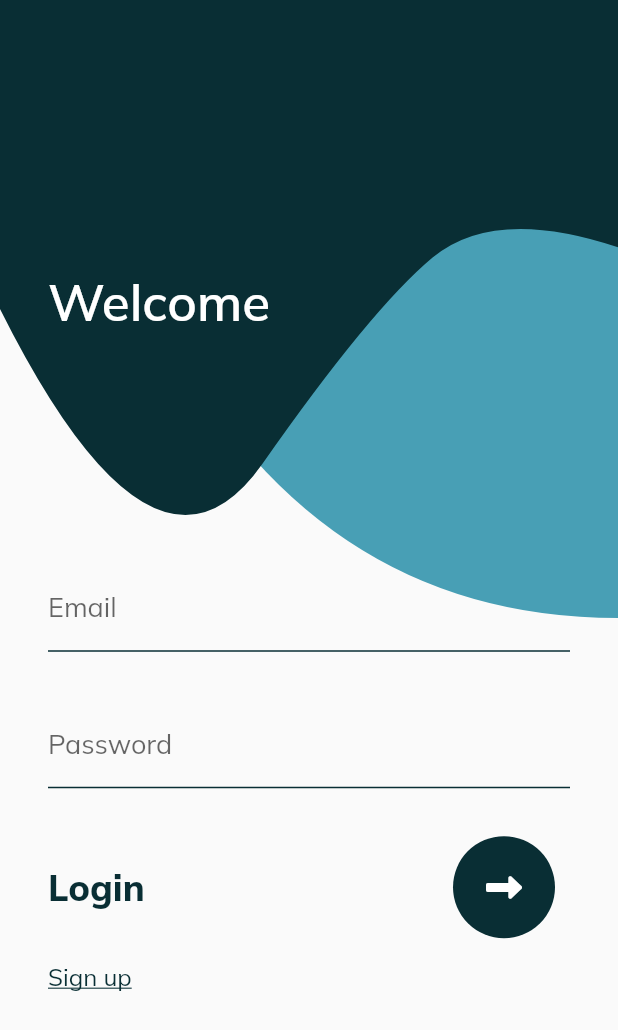
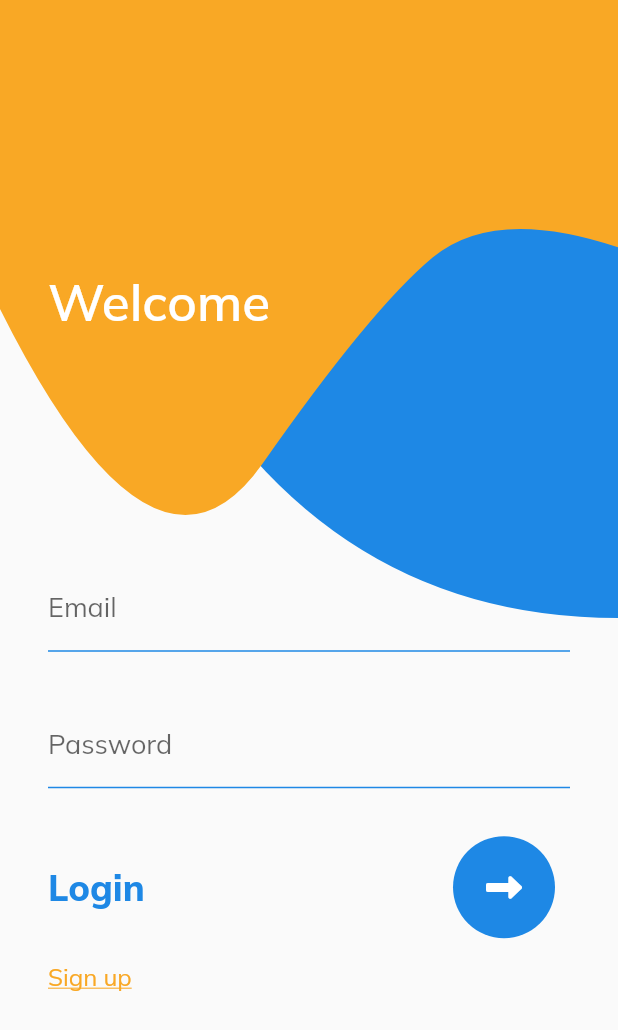
Before and after one commit to Chirag123-bit/HireHubApp, a Flutter app: the AuthScreen screen opened directly, on a phone screen of 412 x 824 dp. Shown: the top 1030 px of the screen. Run offline on Flutter 3.47's test engine with Material 2 defaults, Android fonts, the phone set to English and light mode, and no system bars; our stand-ins replace font_awesome_flutter, google_fonts.

Commit message:
Design Updates

```diff
--- a/lib/config/Palette.dart
+++ b/lib/config/Palette.dart
@@ -1,8 +1,8 @@
 import 'package:flutter/painting.dart';
 
 class Palette {
-  static const Color darkBlue = Color(0xff092E34);
-  static const Color lightBlue = Color(0xff489FB5);
-  static const Color orange = Color(0xffFFA628);
+  static const Color darkBlue = Color(0xfff9a825);
+  static const Color lightBlue = Color(0xff1e88e5);
+  static const Color orange = Color(0xff9e9d24);
   static const Color darkOrange = Color(0xffCC7700);
 }
--- a/lib/main.dart
+++ b/lib/main.dart
@@ -33,8 +33,8 @@
       debugShowCheckedModeBanner: false,
       initialRoute: "/",
       routes: {
-        "/": (context) => const HomePage(),
-        "/auth": (context) => const AuthScreen(),
+        "/": (context) => const AuthScreen(),
+        "/home": (context) => const HomePage(),
       },
     );
   }
--- a/lib/screens/auth/DecorationFunction.dart
+++ b/lib/screens/auth/DecorationFunction.dart
@@ -5,13 +5,13 @@ import '../../config/Palette.dart';
 InputDecoration registerInputDecoration({required String hintText}) {
   return InputDecoration(
     contentPadding: const EdgeInsets.symmetric(vertical: 18.0),
-    hintStyle: const TextStyle(color: Colors.white, fontSize: 18),
+    hintStyle: const TextStyle(color: Colors.black, fontSize: 18),
     hintText: hintText,
     focusedBorder: const UnderlineInputBorder(
-      borderSide: BorderSide(color: Colors.white, width: 2),
+      borderSide: BorderSide(color: Colors.black, width: 2),
     ),
     enabledBorder: const UnderlineInputBorder(
-      borderSide: BorderSide(color: Colors.white),
+      borderSide: BorderSide(color: Colors.black),
     ),
     errorBorder: const UnderlineInputBorder(
       borderSide: BorderSide(color: Palette.orange),
@@ -19,7 +19,7 @@ InputDecoration registerInputDecoration({required String hintText}) {
     focusedErrorBorder: const UnderlineInputBorder(
       borderSide: BorderSide(width: 2.0, color: Palette.orange),
     ),
-    errorStyle: const TextStyle(color: Colors.white),
+    errorStyle: const TextStyle(color: Colors.black),
   );
 }
 
@@ -30,17 +30,17 @@ InputDecoration signInInputDecoration(
     hintStyle: const TextStyle(fontSize: 18),
     hintText: hintText,
     focusedBorder: const UnderlineInputBorder(
-      borderSide: BorderSide(width: 2, color: Palette.darkBlue),
+      borderSide: BorderSide(width: 2, color: Palette.lightBlue),
     ),
     enabledBorder: const UnderlineInputBorder(
-      borderSide: BorderSide(color: Palette.darkBlue),
+      borderSide: BorderSide(color: Palette.lightBlue),
     ),
     errorBorder: const UnderlineInputBorder(
-      borderSide: BorderSide(color: Palette.darkOrange),
+      borderSide: BorderSide(color: Palette.lightBlue),
     ),
     focusedErrorBorder: const UnderlineInputBorder(
-      borderSide: BorderSide(width: 2.0, color: Palette.darkOrange),
+      borderSide: BorderSide(width: 2.0, color: Palette.lightBlue),
     ),
-    errorStyle: const TextStyle(color: Palette.darkOrange),
+    errorStyle: const TextStyle(color: Palette.lightBlue),
   );
 }
--- a/lib/screens/auth/SigninScreen.dart
+++ b/lib/screens/auth/SigninScreen.dart
@@ -40,7 +40,12 @@ class SigninScreen extends StatelessWidget {
                     decoration: signInInputDecoration(hintText: "Password"),
                   ),
                 ),
-                SignInBar(label: "Login", isLoading: false, onPressed: () {}),
+                SignInBar(
+                    label: "Login",
+                    isLoading: false,
+                    onPressed: () {
+                      Navigator.pushNamed(context, "/home");
+                    }),
                 Align(
                   alignment: Alignment.centerLeft,
                   child: InkWell(
--- a/lib/screens/auth/SigninUpBar.dart
+++ b/lib/screens/auth/SigninUpBar.dart
@@ -66,7 +66,7 @@ class SignInBar extends StatelessWidget {
             label,
             style: const TextStyle(
               fontWeight: FontWeight.w800,
-              color: Palette.darkBlue,
+              color: Palette.lightBlue,
               fontSize: 24,
             ),
           ),
@@ -99,7 +99,7 @@ class _LoadingIndicator extends StatelessWidget {
       child: Visibility(
         visible: isLoading,
         child: const LinearProgressIndicator(
-          backgroundColor: Palette.darkBlue,
+          backgroundColor: Palette.lightBlue,
         ),
       ),
     );
@@ -119,7 +119,7 @@ class _RoundContinueButton extends StatelessWidget {
     return RawMaterialButton(
       onPressed: onPressed,
       elevation: 0.0,
-      fillColor: Palette.darkBlue,
+      fillColor: Palette.lightBlue,
       splashColor: Palette.darkOrange,
       padding: const EdgeInsets.all(22.0),
       shape: const CircleBorder(),
--- a/lib/screens/home/HomeScreen.dart
+++ b/lib/screens/home/HomeScreen.dart
@@ -40,7 +40,7 @@ class HomePage extends StatelessWidget {
       ),
       floatingActionButtonLocation: FloatingActionButtonLocation.centerDocked,
       floatingActionButton: FloatingActionButton(
-        backgroundColor: Theme.of(context).accentColor,
+        backgroundColor: Theme.of(context).primaryColor,
         elevation: 8,
         onPressed: (() {}),
         child: const Icon(
```
Also changed, not shown: lib/screens/home/widgets/TagList.dart (+6 -1 lines).
